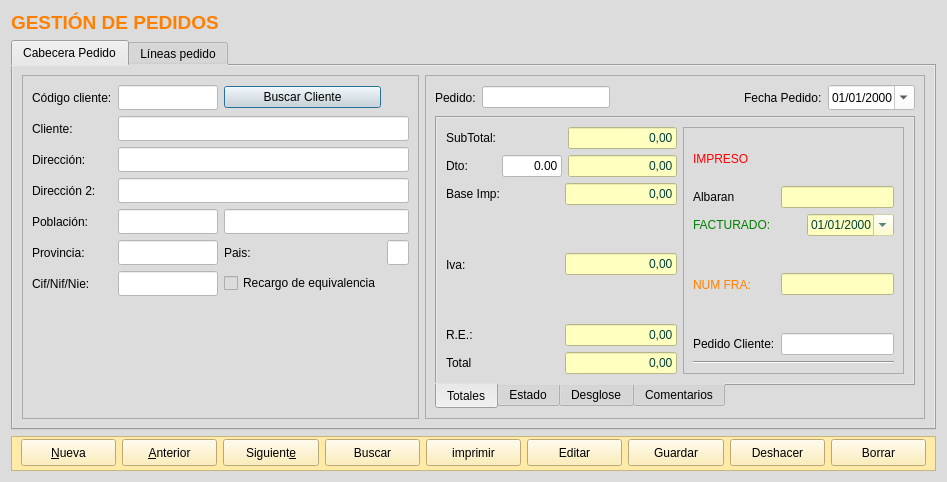
The window that frmpedidos.ui (arcnexus/RedFoX) describes before a commit, drawn with Qt 5.
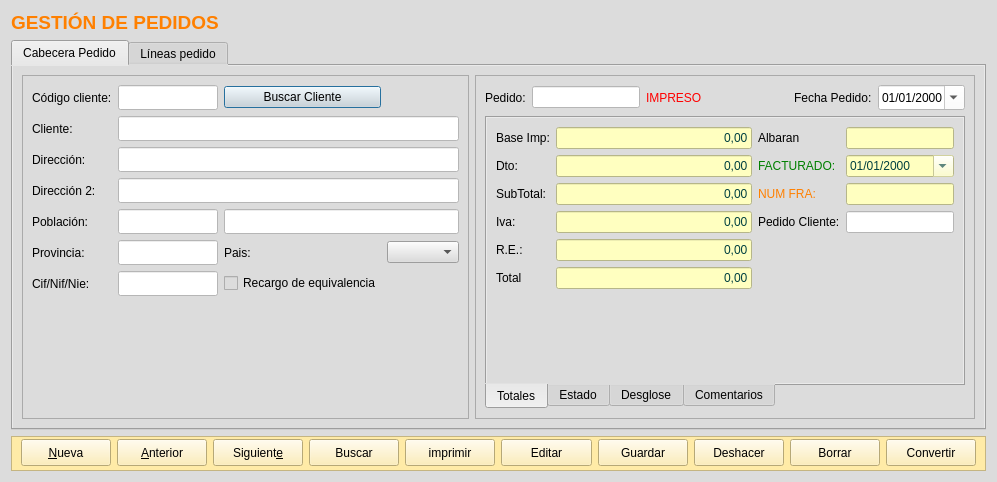
The same window after the commit. The open tabs and pages were chosen to show the change. Icons and pictures are not drawn.

Commit message: Pedidos + warning al salir sin guardar

Patch:
```diff
--- a/frmpedidos.ui
+++ b/frmpedidos.ui
@@ -6,7 +6,7 @@
    <rect>
     <x>0</x>
     <y>0</y>
-    <width>947</width>
+    <width>966</width>
     <height>482</height>
    </rect>
   </property>
@@ -181,19 +181,6 @@
             </property>
            </widget>
           </item>
-          <item row="5" column="3">
-           <widget class="QLineEdit" name="txtcPais">
-            <property name="minimumSize">
-             <size>
-              <width>0</width>
-              <height>25</height>
-             </size>
-            </property>
-            <property name="styleSheet">
-             <string notr="true">background-color: rgb(255, 255, 255);</string>
-            </property>
-           </widget>
-          </item>
           <item row="4" column="0">
            <widget class="QLabel" name="label_7">
             <property name="text">
@@ -281,6 +268,9 @@
             </property>
            </spacer>
           </item>
+          <item row="5" column="3">
+           <widget class="QComboBox" name="combo_pais"/>
+          </item>
          </layout>
         </widget>
        </item>
@@ -321,6 +311,16 @@
               </property>
              </widget>
             </item>
+            <item>
+             <widget class="QLabel" name="lblImpreso">
+              <property name="styleSheet">
+               <string notr="true">color: rgb(255, 0, 0);</string>
+              </property>
+              <property name="text">
+               <string>IMPRESO</string>
+              </property>
+             </widget>
+            </item>
             <item>
              <spacer name="horizontalSpacer_3">
               <property name="orientation">
@@ -374,13 +374,66 @@
              <attribute name="title">
               <string>Totales</string>
              </attribute>
-             <layout class="QGridLayout" name="gridLayout_13">
+             <layout class="QGridLayout" name="gridLayout_5">
               <item row="0" column="0">
                <layout class="QGridLayout" name="gridLayout_4">
                 <item row="0" column="0">
-                 <widget class="QLabel" name="label_8">
+                 <widget class="QLabel" name="label_16">
                   <property name="text">
-                   <string>SubTotal:</string>
+                   <string>Base Imp:</string>
+                  </property>
+                 </widget>
+                </item>
+                <item row="0" column="1">
+                 <widget class="QLineEdit" name="txtrBase">
+                  <property name="enabled">
+                   <bool>false</bool>
+                  </property>
+                  <property name="sizePolicy">
+                   <sizepolicy hsizetype="Expanding" vsizetype="Fixed">
+                    <horstretch>0</horstretch>
+                    <verstretch>0</verstretch>
+                   </sizepolicy>
+                  </property>
+                  <property name="maximumSize">
+                   <size>
+                    <width>1000</width>
+                    <height>16777215</height>
+                   </size>
+                  </property>
+                  <property name="styleSheet">
+                   <string notr="true">background-color: rgb(255, 255, 192);
+color: rgb(0, 64, 64);</string>
+                  </property>
+                  <property name="text">
+                   <string>0,00</string>
+                  </property>
+                  <property name="alignment">
+                   <set>Qt::AlignRight|Qt::AlignTrailing|Qt::AlignVCenter</set>
+                  </property>
+                 </widget>
+                </item>
+                <item row="0" column="2">
+                 <widget class="QLabel" name="lblAlbaran">
+                  <property name="text">
+                   <string>Albaran</string>
+                  </property>
+                 </widget>
+                </item>
+                <item row="0" column="3">
+                 <widget class="QLineEdit" name="txtcAlbaran">
+                  <property name="enabled">
+                   <bool>false</bool>
+                  </property>
+                  <property name="sizePolicy">
+                   <sizepolicy hsizetype="Preferred" vsizetype="Fixed">
+                    <horstretch>0</horstretch>
+                    <verstretch>0</verstretch>
+                   </sizepolicy>
+                  </property>
+                  <property name="styleSheet">
+                   <string notr="true">background-color: rgb(255, 255, 192);
+color: rgb(0, 64, 64);</string>
                   </property>
                  </widget>
                 </item>
@@ -391,7 +444,70 @@
                   </property>
                  </widget>
                 </item>
-                <item row="0" column="3">
+                <item row="1" column="1">
+                 <widget class="QLineEdit" name="txtrImporteDescuento">
+                  <property name="enabled">
+                   <bool>false</bool>
+                  </property>
+                  <property name="maximumSize">
+                   <size>
+                    <width>1000</width>
+                    <height>16777215</height>
+                   </size>
+                  </property>
+                  <property name="styleSheet">
+                   <string notr="true">background-color: rgb(255, 255, 192);
+color: rgb(0, 64, 64);</string>
+                  </property>
+                  <property name="text">
+                   <string>0,00</string>
+                  </property>
+                  <property name="alignment">
+                   <set>Qt::AlignRight|Qt::AlignTrailing|Qt::AlignVCenter</set>
+                  </property>
+                 </widget>
+                </item>
+                <item row="1" column="2">
+                 <widget class="QLabel" name="lblFacturado">
+                  <property name="styleSheet">
+                   <string notr="true">color: rgb(0, 128, 0);</string>
+                  </property>
+                  <property name="text">
+                   <string>FACTURADO:</string>
+                  </property>
+                 </widget>
+                </item>
+                <item row="1" column="3">
+                 <widget class="QDateEdit" name="txtdFechaFactura">
+                  <property name="enabled">
+                   <bool>false</bool>
+                  </property>
+                  <property name="sizePolicy">
+                   <sizepolicy hsizetype="Preferred" vsizetype="Fixed">
+                    <horstretch>0</horstretch>
+                    <verstretch>0</verstretch>
+                   </sizepolicy>
+                  </property>
+                  <property name="styleSheet">
+                   <string notr="true">background-color: rgb(255, 255, 192);
+color: rgb(0, 64, 64);</string>
+                  </property>
+                  <property name="displayFormat">
+                   <string>dd/MM/yyyy</string>
+                  </property>
+                  <property name="calendarPopup">
+                   <bool>true</bool>
+                  </property>
+                 </widget>
+                </item>
+                <item row="2" column="0">
+                 <widget class="QLabel" name="label_8">
+                  <property name="text">
+                   <string>SubTotal:</string>
+                  </property>
+                 </widget>
+                </item>
+                <item row="2" column="1">
                  <widget class="QLineEdit" name="txtrSubtotal">
                   <property name="enabled">
                    <bool>false</bool>
@@ -404,7 +520,7 @@
                   </property>
                   <property name="maximumSize">
                    <size>
-                    <width>120</width>
+                    <width>1000</width>
                     <height>16777215</height>
                    </size>
                   </property>
@@ -423,205 +539,48 @@
                   </property>
                  </widget>
                 </item>
-                <item row="1" column="3">
-                 <widget class="QLineEdit" name="txtrImporteDescuento">
+                <item row="2" column="2">
+                 <widget class="QLabel" name="lblNumFactura">
+                  <property name="styleSheet">
+                   <string notr="true">color: rgb(255, 128, 0);</string>
+                  </property>
+                  <property name="text">
+                   <string>NUM FRA:</string>
+                  </property>
+                 </widget>
+                </item>
+                <item row="2" column="3">
+                 <widget class="QLineEdit" name="txtcNumFra">
                   <property name="enabled">
                    <bool>false</bool>
                   </property>
-                  <property name="maximumSize">
-                   <size>
-                    <width>120</width>
-                    <height>16777215</height>
-                   </size>
+                  <property name="sizePolicy">
+                   <sizepolicy hsizetype="Preferred" vsizetype="Fixed">
+                    <horstretch>0</horstretch>
+                    <verstretch>0</verstretch>
+                   </sizepolicy>
                   </property>
                   <property name="styleSheet">
                    <string notr="true">background-color: rgb(255, 255, 192);
 color: rgb(0, 64, 64);</string>
                   </property>
-                  <property name="text">
-                   <string>0,00</string>
-                  </property>
-                  <property name="alignment">
-                   <set>Qt::AlignRight|Qt::AlignTrailing|Qt::AlignVCenter</set>
-                  </property>
                  </widget>
                 </item>
-                <item row="1" column="1" colspan="2">
-                 <widget class="QLineEdit" name="txtnDto">
-                  <property name="maximumSize">
-                   <size>
-                    <width>60</width>
-                    <height>16777215</height>
-                   </size>
-                  </property>
-                  <property name="styleSheet">
-                   <string notr="true">background-color: rgb(255, 255, 255);</string>
-                  </property>
-                  <property name="text">
-                   <string>0.00</string>
-                  </property>
-                  <property name="alignment">
-                   <set>Qt::AlignRight|Qt::AlignTrailing|Qt::AlignVCenter</set>
-                  </property>
-                 </widget>
-                </item>
-               </layout>
-              </item>
-              <item row="0" column="1" rowspan="2">
-               <widget class="QFrame" name="frame_2">
-                <property name="minimumSize">
-                 <size>
-                  <width>221</width>
-                  <height>0</height>
-                 </size>
-                </property>
-                <property name="maximumSize">
-                 <size>
-                  <width>221</width>
-                  <height>16777215</height>
-                 </size>
-                </property>
-                <property name="frameShape">
-                 <enum>QFrame::StyledPanel</enum>
-                </property>
-                <property name="frameShadow">
-                 <enum>QFrame::Raised</enum>
-                </property>
-                <layout class="QGridLayout" name="gridLayout_8">
-                 <item row="0" column="0">
-                  <layout class="QGridLayout" name="gridLayout_6">
-                   <item row="5" column="1" colspan="2">
-                    <widget class="QLineEdit" name="txtcPedido">
-                     <property name="styleSheet">
-                      <string notr="true">background-color: rgb(255, 255, 255);</string>
-                     </property>
-                    </widget>
-                   </item>
-                   <item row="6" column="0" colspan="3">
-                    <widget class="Line" name="line_2">
-                     <property name="orientation">
-                      <enum>Qt::Horizontal</enum>
-                     </property>
-                    </widget>
-                   </item>
-                   <item row="3" column="0" rowspan="2">
-                    <widget class="QLabel" name="lblNumFactura">
-                     <property name="styleSheet">
-                      <string notr="true">color: rgb(255, 128, 0);</string>
-                     </property>
-                     <property name="text">
-                      <string>NUM FRA:</string>
-                     </property>
-                    </widget>
-                   </item>
-                   <item row="0" column="0" colspan="3">
-                    <widget class="QLabel" name="lblImpreso">
-                     <property name="styleSheet">
-                      <string notr="true">color: rgb(255, 0, 0);</string>
-                     </property>
-                     <property name="text">
-                      <string>IMPRESO</string>
-                     </property>
-                    </widget>
-                   </item>
-                   <item row="2" column="0" colspan="2">
-                    <widget class="QLabel" name="lblFacturado">
-                     <property name="styleSheet">
-                      <string notr="true">color: rgb(0, 128, 0);</string>
-                     </property>
-                     <property name="text">
-                      <string>FACTURADO:</string>
-                     </property>
-                    </widget>
-                   </item>
-                   <item row="2" column="2">
-                    <widget class="QDateEdit" name="txtdFechaFactura">
-                     <property name="enabled">
-                      <bool>false</bool>
-                     </property>
-                     <property name="styleSheet">
-                      <string notr="true">background-color: rgb(255, 255, 192);
-color: rgb(0, 64, 64);</string>
-                     </property>
-                     <property name="displayFormat">
-                      <string>dd/MM/yyyy</string>
-                     </property>
-                     <property name="calendarPopup">
-                      <bool>true</bool>
-                     </property>
-                    </widget>
-                   </item>
-                   <item row="3" column="1" rowspan="2" colspan="2">
-                    <widget class="QLineEdit" name="txtcNumFra">
-                     <property name="enabled">
-                      <bool>false</bool>
-                     </property>
-                     <property name="styleSheet">
-                      <string notr="true">background-color: rgb(255, 255, 192);
-color: rgb(0, 64, 64);</string>
-                     </property>
-                    </widget>
-                   </item>
-                   <item row="5" column="0">
-                    <widget class="QLabel" name="label_22">
-                     <property name="text">
-                      <string>Pedido Cliente:</string>
-                     </property>
-                    </widget>
-                   </item>
-                   <item row="1" column="0">
-                    <widget class="QLabel" name="lblAlbaran">
-                     <property name="text">
-                      <string>Albaran</string>
-                     </property>
-                    </widget>
-                   </item>
-                   <item row="1" column="1" colspan="2">
-                    <widget class="QLineEdit" name="txtcAlbaran">
-                     <property name="enabled">
-                      <bool>false</bool>
-                     </property>
-                     <property name="styleSheet">
-                      <string notr="true">background-color: rgb(255, 255, 192);
-color: rgb(0, 64, 64);</string>
-                     </property>
-                    </widget>
-                   </item>
-                  </layout>
-                 </item>
-                </layout>
-               </widget>
-              </item>
-              <item row="1" column="0">
-               <layout class="QGridLayout" name="gridLayout_5">
-                <property name="horizontalSpacing">
-                 <number>65</number>
-                </property>
-                <property name="verticalSpacing">
-                 <number>6</number>
-                </property>
-                <item row="4" column="0">
-                 <widget class="QLabel" name="label_12">
-                  <property name="text">
-                   <string>Total</string>
-                  </property>
-                 </widget>
-                </item>
-                <item row="1" column="0" rowspan="2">
+                <item row="3" column="0">
                  <widget class="QLabel" name="label_11">
                   <property name="text">
                    <string>Iva:</string>
                   </property>
                  </widget>
                 </item>
-                <item row="1" column="1" rowspan="2">
+                <item row="3" column="1">
                  <widget class="QLineEdit" name="txtrImporteIva">
                   <property name="enabled">
                    <bool>false</bool>
                   </property>
                   <property name="maximumSize">
                    <size>
-                    <width>120</width>
+                    <width>1000</width>
                     <height>16777215</height>
                    </size>
                   </property>
@@ -637,73 +596,34 @@
                   </property>
                  </widget>
                 </item>
-                <item row="0" column="0">
-                 <widget class="QLabel" name="label_16">
+                <item row="3" column="2">
+                 <widget class="QLabel" name="label_22">
                   <property name="text">
-                   <string>Base Imp:</string>
+                   <string>Pedido Cliente:</string>
                   </property>
                  </widget>
                 </item>
-                <item row="4" column="1">
-                 <widget class="QLineEdit" name="txtrTotal">
-                  <property name="enabled">
-                   <bool>false</bool>
-                  </property>
-                  <property name="maximumSize">
-                   <size>
-                    <width>120</width>
-                    <height>16777215</height>
-                   </size>
-                  </property>
-                  <property name="styleSheet">
-                   <string notr="true">background-color: rgb(255, 255, 192);
-color: rgb(0, 64, 64);</string>
-                  </property>
-                  <property name="text">
-                   <string>0,00</string>
-                  </property>
-                  <property name="alignment">
-                   <set>Qt::AlignRight|Qt::AlignTrailing|Qt::AlignVCenter</set>
-                  </property>
-                 </widget>
-                </item>
-                <item row="0" column="1">
-                 <widget class="QLineEdit" name="txtrBase">
-                  <property name="enabled">
-                   <bool>false</bool>
-                  </property>
+                <item row="3" column="3">
+                 <widget class="QLineEdit" name="txtcPedido">
                   <property name="sizePolicy">
-                   <sizepolicy hsizetype="Expanding" vsizetype="Fixed">
+                   <sizepolicy hsizetype="Preferred" vsizetype="Fixed">
                     <horstretch>0</horstretch>
                     <verstretch>0</verstretch>
                    </sizepolicy>
                   </property>
-                  <property name="maximumSize">
-                   <size>
-                    <width>120</width>
-                    <height>16777215</height>
-                   </size>
-                  </property>
                   <property name="styleSheet">
-                   <string notr="true">background-color: rgb(255, 255, 192);
-color: rgb(0, 64, 64);</string>
-                  </property>
-                  <property name="text">
-                   <string>0,00</string>
-                  </property>
-                  <property name="alignment">
-                   <set>Qt::AlignRight|Qt::AlignTrailing|Qt::AlignVCenter</set>
+                   <string notr="true">background-color: rgb(255, 255, 255);</string>
                   </property>
                  </widget>
                 </item>
-                <item row="3" column="0">
+                <item row="4" column="0">
                  <widget class="QLabel" name="label_10">
                   <property name="text">
                    <string>R.E.:</string>
                   </property>
                  </widget>
                 </item>
-                <item row="3" column="1">
+                <item row="4" column="1">
                  <widget class="QLineEdit" name="txtrTotalRecargoEq">
                   <property name="enabled">
                    <bool>false</bool>
@@ -720,6 +640,49 @@
                   </property>
                  </widget>
                 </item>
+                <item row="5" column="0">
+                 <widget class="QLabel" name="label_12">
+                  <property name="text">
+                   <string>Total</string>
+                  </property>
+                 </widget>
+                </item>
+                <item row="5" column="1">
+                 <widget class="QLineEdit" name="txtrTotal">
+                  <property name="enabled">
+                   <bool>false</bool>
+                  </property>
+                  <property name="maximumSize">
+                   <size>
+                    <width>1000</width>
+                    <height>16777215</height>
+                   </size>
+                  </property>
+                  <property name="styleSheet">
+                   <string notr="true">background-color: rgb(255, 255, 192);
+color: rgb(0, 64, 64);</string>
+                  </property>
+                  <property name="text">
+                   <string>0,00</string>
+                  </property>
+                  <property name="alignment">
+                   <set>Qt::AlignRight|Qt::AlignTrailing|Qt::AlignVCenter</set>
+                  </property>
+                 </widget>
+                </item>
+                <item row="6" column="1">
+                 <spacer name="verticalSpacer">
+                  <property name="orientation">
+                   <enum>Qt::Vertical</enum>
+                  </property>
+                  <property name="sizeHint" stdset="0">
+                   <size>
+                    <width>20</width>
+                    <height>40</height>
+                   </size>
+                  </property>
+                 </spacer>
+                </item>
                </layout>
               </item>
              </layout>
@@ -2293,6 +2256,25 @@
         </property>
        </widget>
       </item>
+      <item>
+       <widget class="QPushButton" name="btn_convertir">
+        <property name="sizePolicy">
+         <sizepolicy hsizetype="Minimum" vsizetype="Fixed">
+          <horstretch>0</horstretch>
+          <verstretch>0</verstretch>
+         </sizepolicy>
+        </property>
+        <property name="minimumSize">
+         <size>
+          <width>0</width>
+          <height>27</height>
+         </size>
+        </property>
+        <property name="text">
+         <string>Convertir</string>
+        </property>
+       </widget>
+      </item>
      </layout>
     </widget>
    </item>
```
Left out of the diff: 341 changed lines with no effect on the pictures. The commit also changes 10 other files.
